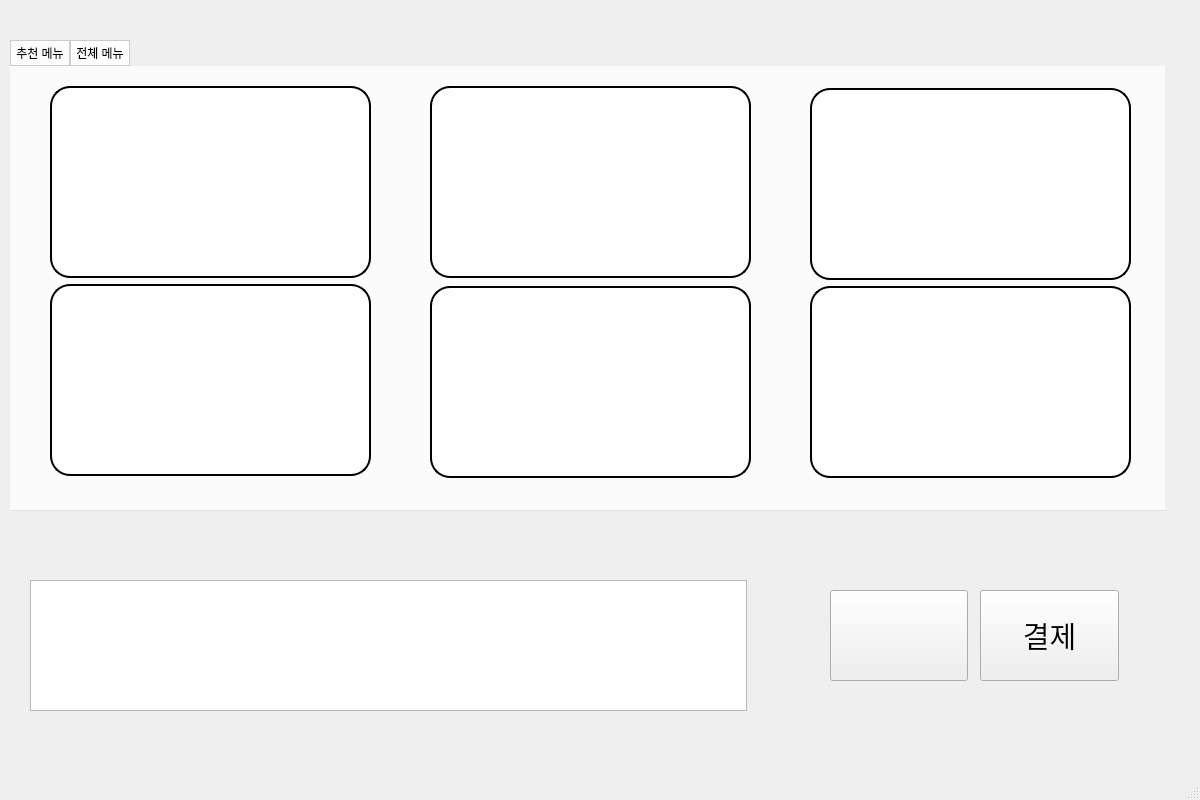
The window that ui/ice_cream_window2.ui (pJunghan/RobotArm) describes before a commit, drawn with Qt 5.
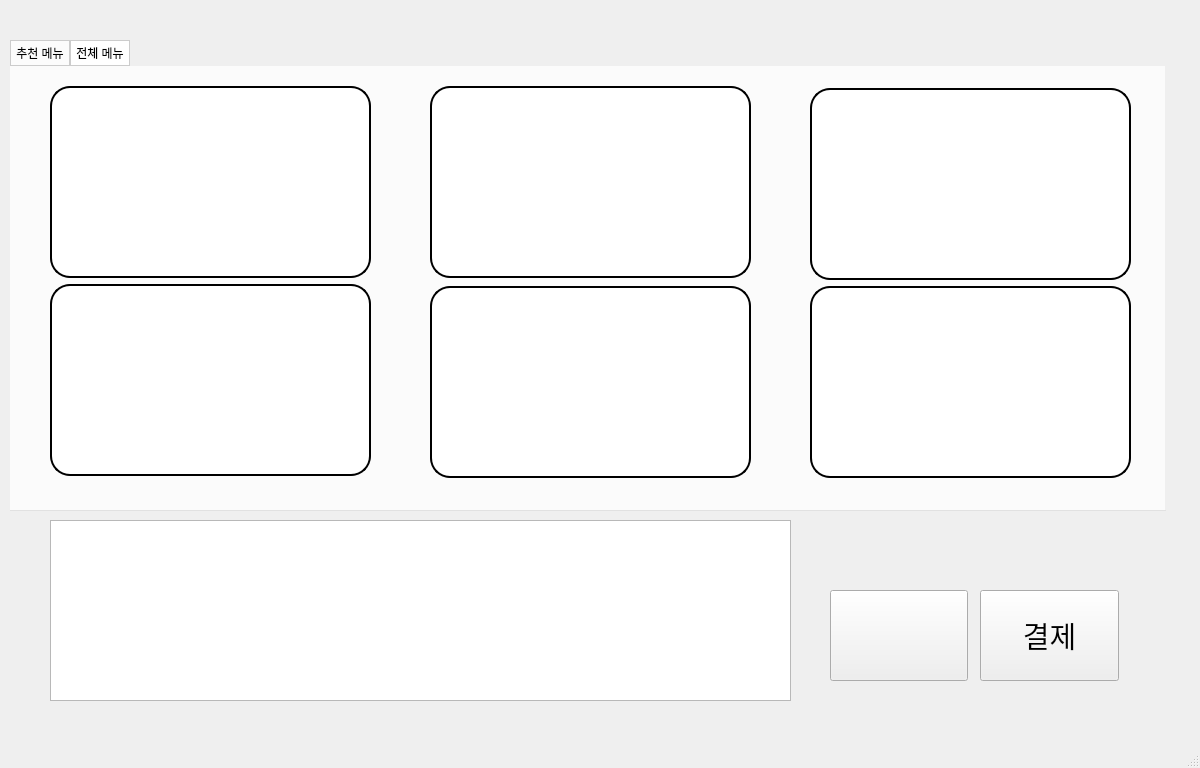
The same window after the commit.

Diff of the .ui file:
```diff
--- a/ui/ice_cream_window2.ui
+++ b/ui/ice_cream_window2.ui
@@ -7,7 +7,7 @@
     <x>0</x>
     <y>0</y>
     <width>1200</width>
-    <height>800</height>
+    <height>768</height>
    </rect>
   </property>
   <property name="windowTitle">
@@ -269,10 +269,10 @@
    <widget class="QListView" name="listView">
     <property name="geometry">
      <rect>
-      <x>30</x>
-      <y>580</y>
-      <width>717</width>
-      <height>131</height>
+      <x>50</x>
+      <y>520</y>
+      <width>741</width>
+      <height>181</height>
      </rect>
     </property>
    </widget>
```
Left out of the diff: 24 changed lines with no effect on the pictures.
